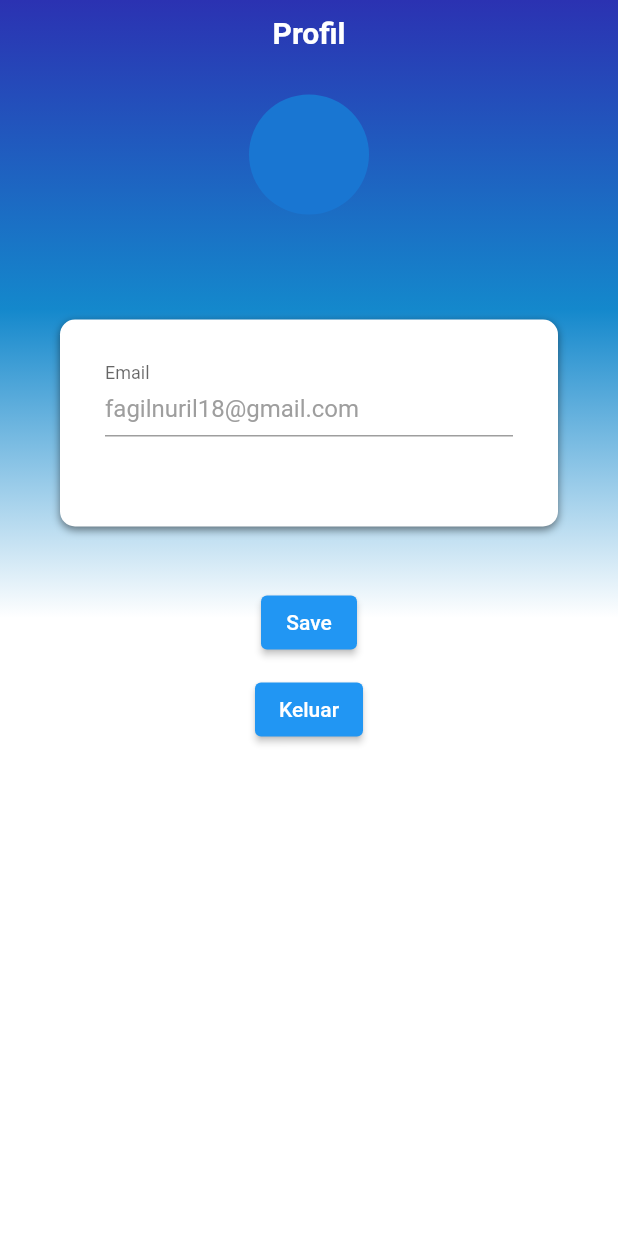
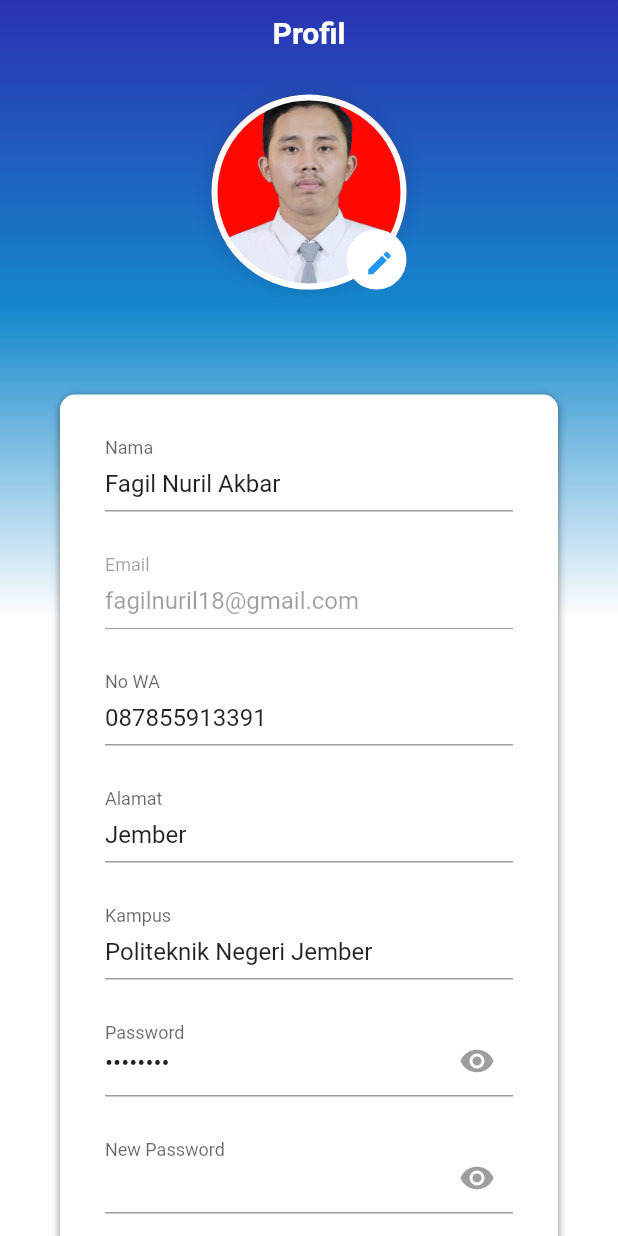
Before and after one commit to abdlhli/SiKost-Mobile, a Flutter app: the Profile screen opened directly, on a phone screen of 412 x 824 dp. Run offline on Flutter 3.47's test engine with Material 2 defaults, Android fonts, the light colour scheme and no system bars; our stand-ins replace convex_bottom_bar, shared_preferences; accounts and stored records are empty.

Commit message:
membuat edit foto di profil, dan validator

```diff
--- a/lib/Screen/profile.dart
+++ b/lib/Screen/profile.dart
@@ -1,4 +1,7 @@
+import 'dart:ui';
+
 import 'package:flutter/material.dart';
+import 'package:sikost/Screen/login.dart';
 
 // void main() {
 //   runApp(Profile());
@@ -52,8 +55,53 @@ class _ProfileState extends State<Profile> {
                   SizedBox(
                     height: 30,
                   ),
-                  CircleAvatar(
-                    radius: 40,
+                  Stack(
+                    children: [
+                      Container(
+                        height: 130,
+                        width: 130,
+                        decoration: BoxDecoration(
+                            boxShadow: [
+                              BoxShadow(
+                                  blurRadius: 10,
+                                  spreadRadius: 2,
+                                  color: Colors.black.withOpacity(0.1))
+                            ],
+                            border: Border.all(width: 4, color: Colors.white),
+                            shape: BoxShape.circle,
+                            image: DecorationImage(
+                                image: AssetImage(
+                                  'img/foto.jpg',
+                                ),
+                                fit: BoxFit.cover)),
+                      ),
+                      Positioned(
+                        bottom: 0,
+                        right: 0,
+                        child: Container(
+                          height: 40,
+                          width: 40,
+                          decoration: BoxDecoration(
+                              shape: BoxShape.circle,
+                              border: Border.all(width: 4, color: Colors.white),
+                              color: Colors.white),
+                          child: Center(
+                            child: IconButton(
+                              iconSize: 20,
+                              onPressed: () {
+                                setState(() {
+                                  SnackBar(content: Text("hai"));
+                                });
+                              },
+                              icon: Icon(
+                                Icons.edit,
+                                color: Colors.blue,
+                              ),
+                            ),
+                          ),
+                        ),
+                      ),
+                    ],
                   ),
                   SizedBox(
                     height: 30,
@@ -83,8 +131,15 @@ class _ProfileState extends State<Profile> {
                           child: Column(
                             crossAxisAlignment: CrossAxisAlignment.start,
                             children: [
-                              buildTextForm("Email", "fagilnuril18@gmail.com",
-                                  false, "email")
+                              buildTextForm("Nama", "Fagil Nuril Akbar", false),
+                              buildTextForm(
+                                  "Email", "fagilnuril18@gmail.com", false),
+                              buildTextForm("No WA", "087855913391", false),
+                              buildTextForm("Alamat", "Jember", false),
+                              buildTextForm(
+                                  "Kampus", "Politeknik Negeri Jember", false),
+                              buildTextForm("Password", "********", true),
+                              buildTextForm("New Password", "", true)
                             ],
                           )),
                     ),
@@ -92,11 +147,25 @@ class _ProfileState extends State<Profile> {
                   Container(
                     child: Column(
                       children: [
-                        ElevatedButton(onPressed: () {}, child: Text("Save")),
+                        ElevatedButton(
+                          onPressed: () {
+                            if (_formKey.currentState!.validate()) {
+                              ScaffoldMessenger.of(context).showSnackBar(
+                                  SnackBar(
+                                      content: Text("Berhasil Menyimpan")));
+                            }
+                          },
+                          child: Text("Save"),
+                        ),
                         SizedBox(
                           height: 10,
                         ),
-                        ElevatedButton(onPressed: () {}, child: Text("Keluar")),
+                        ElevatedButton(
+                            onPressed: () {
+                              Navigator.of(context).push(MaterialPageRoute(
+                                  builder: (context) => loginPage()));
+                            },
+                            child: Text("Keluar")),
                       ],
                     ),
                   )
@@ -113,22 +182,23 @@ class _ProfileState extends State<Profile> {
     String label,
     String placeholder,
     bool isPassTextField,
-    String field,
   ) {
     return Padding(
       padding: EdgeInsets.only(bottom: 30),
       child: TextFormField(
           validator: (value) {
             if (value == null || value.isEmpty) {
-              return "Field $field tidak boleh kosong";
-            } else if (field == "email" || field == "Email") {
+              return "Field $label tidak boleh kosong";
+            } else if (label == "email" || label == "Email") {
               return (value.contains("@")) ? null : "Masukkan email yang valid";
             }
             return null;
           },
-          enabled: isPassTextField ? false : true,
+
+          initialValue: placeholder,
+          enabled: (label == "email" || label == "Email") ? false : true,
           obscureText: isPassTextField ? isObsecureField : false,
-          // autovalidateMode: AutovalidateMode.onUserInteraction,
+          autovalidateMode: AutovalidateMode.onUserInteraction,
           decoration: InputDecoration(
               labelText: label,
               suffixIcon: isPassTextField
@@ -149,7 +219,8 @@ class _ProfileState extends State<Profile> {
                   null,
               contentPadding: EdgeInsets.only(bottom: 5),
               floatingLabelBehavior: FloatingLabelBehavior.always,
-              hintText: placeholder,
+              // hintText: placeholder,
+
               hintStyle: TextStyle(fontSize: 16, color: Colors.grey))),
     );
   }
--- a/pubspec.yaml
+++ b/pubspec.yaml
@@ -49,8 +49,8 @@ flutter:
   # the material Icons class.
   uses-material-design: true
   # To add assets to your application, add an assets section, like this:
-  # assets:
-  #   - images/a_dot_burr.jpeg
+  assets:
+    - img/
   #   - images/a_dot_ham.jpeg
   # An image asset can refer to one or more resolution-specific "variants", see
   # https://flutter.dev/assets-and-images/#resolution-aware
```
Also changed, not shown: img/foto.jpg (added).
